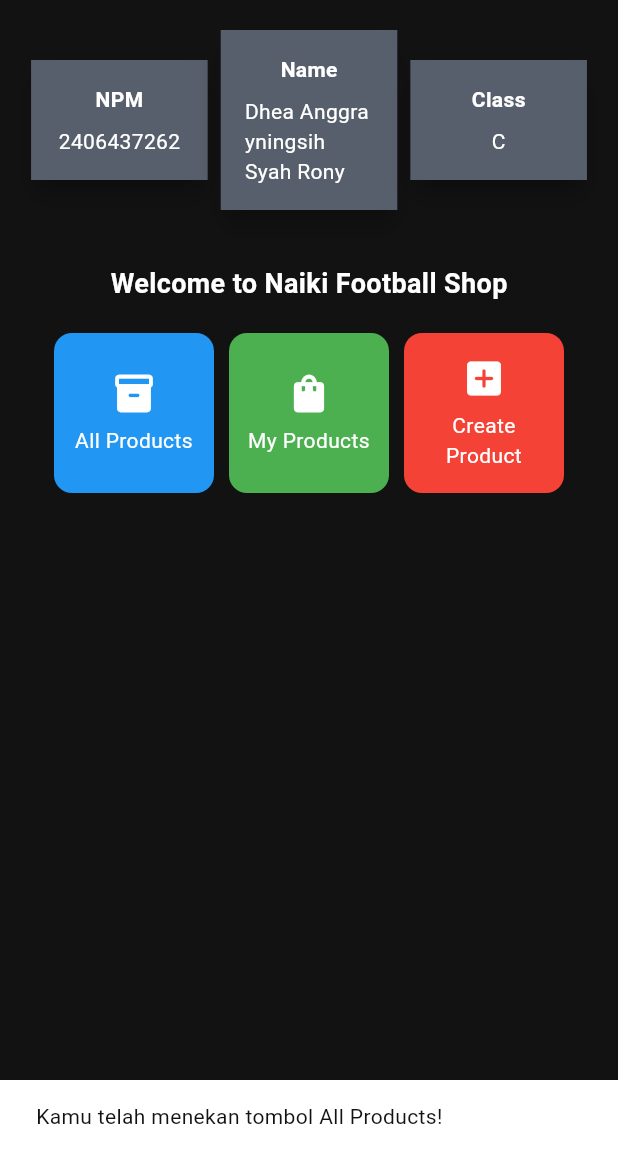
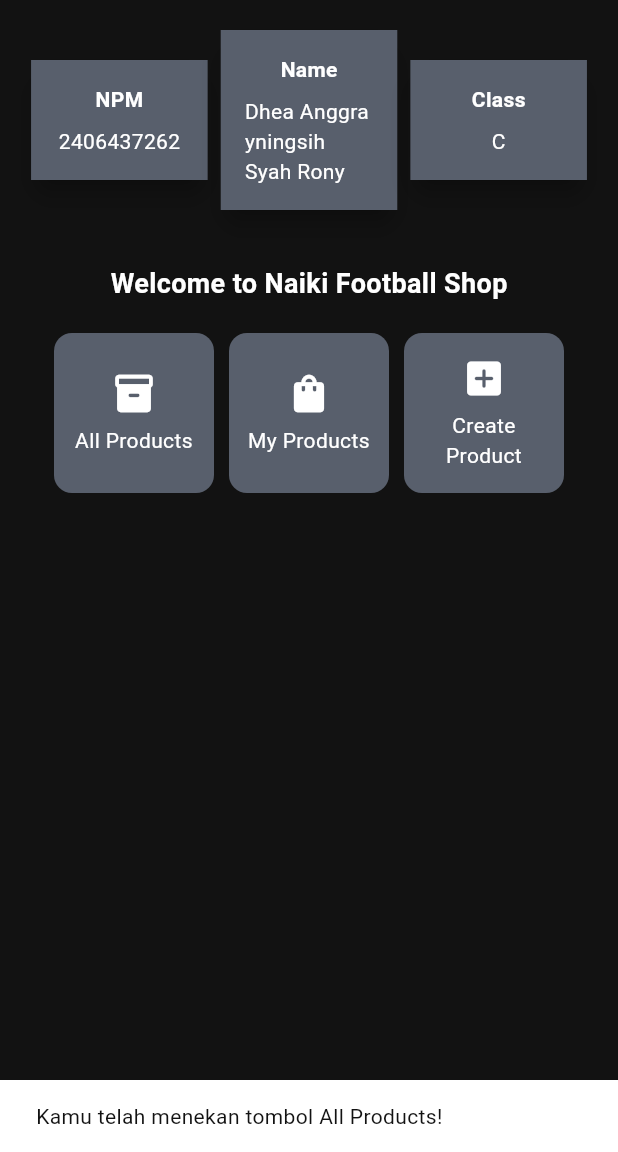
Before and after one commit to dheaasr/naiki-mobile, a Flutter app: the screen it shows after launch, after a tap on "All Products", on a phone screen of 412 x 824 dp, the part 84-1236 px from its top. Run offline on Flutter 3.47's test engine with Material 3 defaults, Android fonts, the light colour scheme and no system bars.

Commit message:
Tugas 8 on going

```diff
--- a/lib/main.dart
+++ b/lib/main.dart
@@ -1,5 +1,5 @@
 import 'package:flutter/material.dart';
-import 'package:naiki_mob/menu.dart';
+import 'package:naiki_mob/screens/menu.dart';
 
 void main() {
   runApp(const MyApp());
--- a/lib/menu.dart
+++ b/lib/screens/menu.dart
@@ -1,4 +1,5 @@
 import 'package:flutter/material.dart';
+import 'package:naiki_mob/widgets/product_cards.dart';
 
 class MyHomePage extends StatelessWidget {
   MyHomePage({super.key});
@@ -113,44 +114,3 @@
 
   ItemHomepage(this.name, this.icon, this.color);
 }
-
-class ItemCard extends StatelessWidget {
-  final ItemHomepage item;
-
-  const ItemCard(this.item, {super.key});
-
-  @override
-  Widget build(BuildContext context) {
-    return Material(
-      color: item.color,
-      borderRadius: BorderRadius.circular(12),
-      child: InkWell(
-        borderRadius: BorderRadius.circular(12),
-        onTap: () {
-          ScaffoldMessenger.of(context)
-            ..hideCurrentSnackBar()
-            ..showSnackBar(
-              SnackBar(content: Text("Kamu telah menekan tombol ${item.name}!")),
-            );
-        },
-        child: Container(
-          padding: const EdgeInsets.all(8),
-          child: Center(
-            child: Column(
-              mainAxisAlignment: MainAxisAlignment.center,
-              children: [
-                Icon(item.icon, color: Colors.white, size: 30.0),
-                const SizedBox(height: 6),
-                Text(
-                  item.name,
-                  textAlign: TextAlign.center,
-                  style: const TextStyle(color: Colors.white),
-                ),
-              ],
-            ),
-          ),
-        ),
-      ),
-    );
-  }
-}
--- /dev/null
+++ b/lib/widgets/product_cards.dart
@@ -0,0 +1,62 @@
+import 'package:flutter/material.dart';
+import 'package:naiki_mob/screens/menu.dart';
+import 'package:naiki_mob/screens/product_form.dart';
+//cek lagi
+class ItemCard extends StatelessWidget {
+  // Menampilkan kartu dengan ikon dan nama.
+
+  final ItemHomepage item;
+
+  const ItemCard(this.item, {super.key});
+
+  @override
+  Widget build(BuildContext context) {
+    return Material(
+      // Menentukan warna latar belakang dari tema aplikasi.
+      color: Theme.of(context).colorScheme.secondary,
+      // Membuat sudut kartu melengkung.
+      borderRadius: BorderRadius.circular(12),
+
+      child: InkWell(
+        // Aksi ketika kartu ditekan.
+        onTap: () {
+          // Menampilkan pesan SnackBar saat kartu ditekan.
+          ScaffoldMessenger.of(context)
+            ..hideCurrentSnackBar()
+            ..showSnackBar(
+              SnackBar(content: Text("Kamu telah menekan tombol ${item.name}!"))
+            );
+          if (item.name == "Add Product") {
+            Navigator.push(
+              context,
+              MaterialPageRoute(builder: (context) => ProductFormPage()),
+            );
+          }
+        },
+        // Container untuk menyimpan Icon dan Text
+        child: Container(
+          padding: const EdgeInsets.all(8),
+          child: Center(
+            child: Column(
+              // Menyusun ikon dan teks di tengah kartu.
+              mainAxisAlignment: MainAxisAlignment.center,
+              children: [
+                Icon(
+                  item.icon,
+                  color: Colors.white,
+                  size: 30.0,
+                ),
+                const Padding(padding: EdgeInsets.all(3)),
+                Text(
+                  item.name,
+                  textAlign: TextAlign.center,
+                  style: const TextStyle(color: Colors.white),
+                ),
+              ],
+            ),
+          ),
+        ),
+      ),
+    );
+  }
+}
```
Also changed, not shown: lib/screens/product_form.dart (added, +210 -0 lines), lib/widgets/left_drawer.dart (added, +67 -0 lines).
